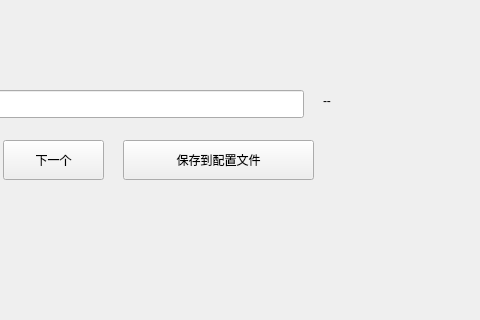
The window that project/SipTest/ui/ui_changeip.ui (wsyshengyun/pyqt5_test) describes before a commit, drawn with Qt 5; both pictures show x 367 to 847 and y 0 to 320 of the 847 by 770 pixel window.
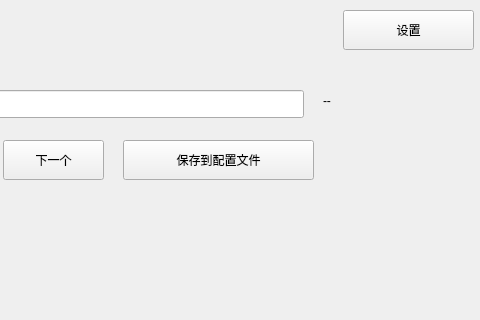
The same window after the commit.

Commit message: 主界面增加设置按钮！

```diff
--- a/project/SipTest/ui/ui_changeip.ui
+++ b/project/SipTest/ui/ui_changeip.ui
@@ -88,6 +88,19 @@
     <string>--</string>
    </property>
   </widget>
+  <widget class="QPushButton" name="btn_set">
+   <property name="geometry">
+    <rect>
+     <x>710</x>
+     <y>10</y>
+     <width>131</width>
+     <height>40</height>
+    </rect>
+   </property>
+   <property name="text">
+    <string>设置</string>
+   </property>
+  </widget>
  </widget>
  <resources/>
  <connections/>
```
The commit also changes 6 other files.
